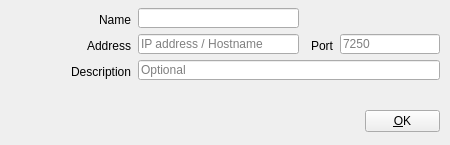
Above: src/Widgets/OscOutputDialog.ui from CasparCG/client before the change. Below: the same form after it.
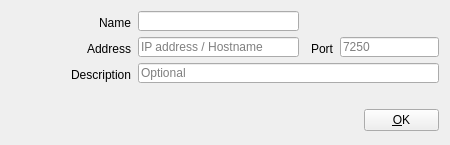
That is the form after the change. Icons and pictures are not drawn.

What changed in the file:
```diff
--- a/src/Widgets/OscOutputDialog.ui
+++ b/src/Widgets/OscOutputDialog.ui
@@ -29,7 +29,7 @@
    <property name="geometry">
     <rect>
      <x>60</x>
-     <y>64</y>
+     <y>67</y>
      <width>71</width>
      <height>16</height>
     </rect>
@@ -44,8 +44,8 @@
   <widget class="QPushButton" name="pushButtonOk">
    <property name="geometry">
     <rect>
-     <x>365</x>
-     <y>110</y>
+     <x>364</x>
+     <y>109</y>
      <width>75</width>
      <height>22</height>
     </rect>
@@ -64,7 +64,7 @@
    <property name="geometry">
     <rect>
      <x>138</x>
-     <y>34</y>
+     <y>37</y>
      <width>161</width>
      <height>20</height>
     </rect>
@@ -77,7 +77,7 @@
    <property name="geometry">
     <rect>
      <x>80</x>
-     <y>38</y>
+     <y>41</y>
      <width>51</width>
      <height>16</height>
     </rect>
@@ -93,7 +93,7 @@
    <property name="geometry">
     <rect>
      <x>302</x>
-     <y>36</y>
+     <y>39</y>
      <width>31</width>
      <height>20</height>
     </rect>
@@ -109,8 +109,8 @@
    <property name="geometry">
     <rect>
      <x>138</x>
-     <y>60</y>
-     <width>302</width>
+     <y>63</y>
+     <width>301</width>
      <height>20</height>
     </rect>
    </property>
@@ -122,8 +122,8 @@
    <property name="geometry">
     <rect>
      <x>340</x>
-     <y>34</y>
-     <width>100</width>
+     <y>37</y>
+     <width>99</width>
      <height>20</height>
     </rect>
    </property>
@@ -138,7 +138,7 @@
    <property name="geometry">
     <rect>
      <x>138</x>
-     <y>8</y>
+     <y>11</y>
      <width>161</width>
      <height>20</height>
     </rect>
@@ -148,7 +148,7 @@
    <property name="geometry">
     <rect>
      <x>80</x>
-     <y>12</y>
+     <y>15</y>
      <width>51</width>
      <height>16</height>
     </rect>
@@ -164,7 +164,7 @@
    <property name="geometry">
     <rect>
      <x>10</x>
-     <y>10</y>
+     <y>13</y>
      <width>64</width>
      <height>64</height>
     </rect>
```
